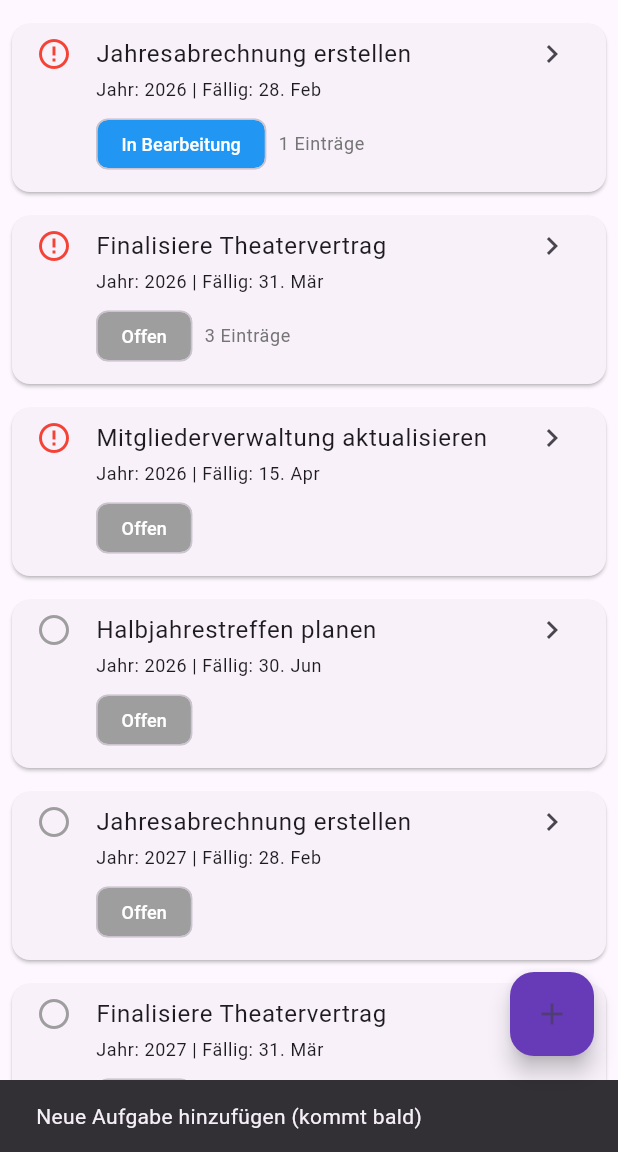
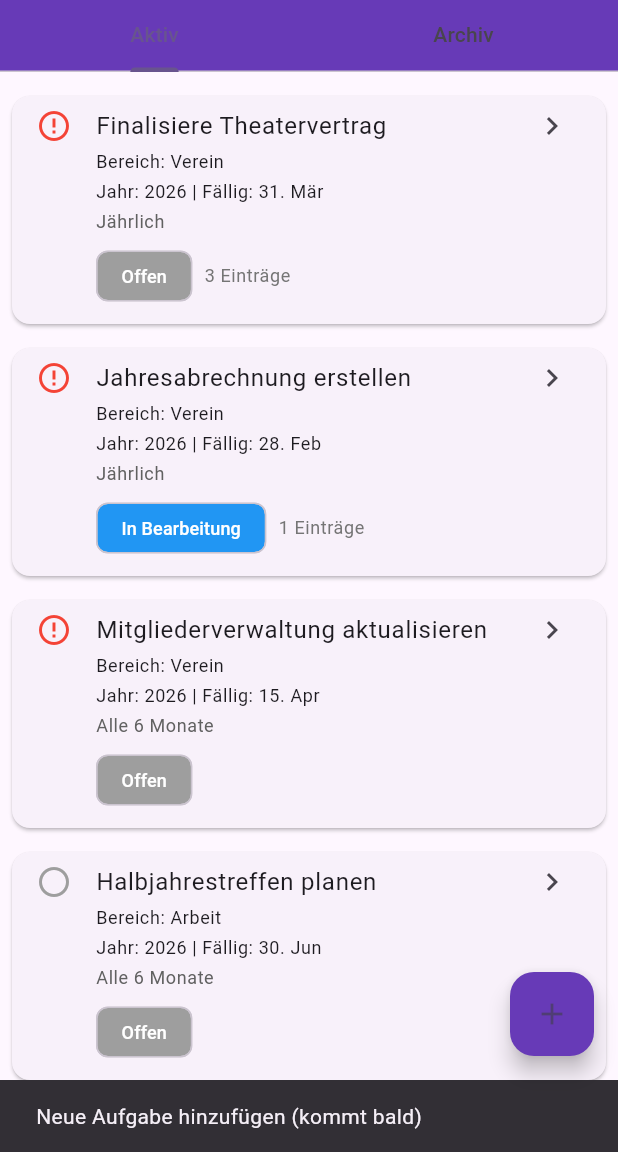
Before and after one commit to ulysses4439/orga_sphere, a Flutter app: the screen it shows after launch, after a tap on the "add" icon, on a phone screen of 412 x 824 dp, the part 84-1236 px from its top. Run offline on Flutter 3.47's test engine with Material 3 defaults, Android fonts, the phone set to English and light mode, and no system bars.

Commit message:
feat: support flexible recurrence, one-time tasks, domains and archive view

```diff
--- a/lib/models/models.dart
+++ b/lib/models/models.dart
@@ -1,4 +1,6 @@
 export 'task_status.dart';
+export 'task_recurrence.dart';
+export 'task_domain.dart';
 export 'task_template.dart';
 export 'task_log_entry.dart';
 export 'task_instance.dart';
--- /dev/null
+++ b/lib/models/task_domain.dart
@@ -0,0 +1,23 @@
+/// Domain or area for task grouping.
+/// Examples: Verein, Arbeit, Privat.
+class TaskDomain {
+  final String id;
+  final String name;
+  final String description;
+
+  TaskDomain({
+    required this.id,
+    required this.name,
+    required this.description,
+  });
+
+  @override
+  bool operator ==(Object other) =>
+      identical(this, other) ||
+      other is TaskDomain &&
+          runtimeType == other.runtimeType &&
+          id == other.id;
+
+  @override
+  int get hashCode => id.hashCode;
+}
--- a/lib/models/task_instance.dart
+++ b/lib/models/task_instance.dart
@@ -1,17 +1,16 @@
 import 'task_status.dart';
 import 'task_log_entry.dart';
 
-/// A specific instance of a recurring task
-/// Represents one year's "capsule" of a task template
+/// A specific instance of a task.
+/// Contains a single occurrence with due date and timeline.
 class TaskInstance {
   final String id;
   final String templateId;
-  final int year;
+  final String domainId;
   final String title;
   final String description;
-  final int startMonth;
-  final int dueDay;
-  final int dueMonth;
+  final DateTime startDate;
+  final DateTime dueDate;
 
   TaskStatus status;
   final DateTime createdAt;
@@ -23,32 +22,27 @@ class TaskInstance {
   TaskInstance({
     required this.id,
     required this.templateId,
-    required this.year,
+    required this.domainId,
     required this.title,
     required this.description,
-    required this.startMonth,
-    required this.dueDay,
-    required this.dueMonth,
+    required this.startDate,
+    required this.dueDate,
     this.status = TaskStatus.open,
     required this.createdAt,
     this.completedAt,
     List<TaskLogEntry>? logEntries,
   }) : logEntries = logEntries ?? [];
 
-  /// Calculate the due date for this instance
-  DateTime getDueDate() {
-    return DateTime(year, dueMonth, dueDay);
-  }
+  int get year => dueDate.year;
 
   /// Check if this task is overdue
   bool get isOverdue {
     if (status == TaskStatus.done) return false;
-    return DateTime.now().isAfter(getDueDate());
+    return DateTime.now().isAfter(dueDate);
   }
 
   /// Check if this task is upcoming (within next 30 days)
   bool get isUpcoming {
-    final dueDate = getDueDate();
     final now = DateTime.now();
     final inThirtyDays = now.add(const Duration(days: 30));
     return !isOverdue && dueDate.isBefore(inThirtyDays);
@@ -70,12 +64,11 @@ class TaskInstance {
   TaskInstance copyWith({
     String? id,
     String? templateId,
-    int? year,
+    String? domainId,
     String? title,
     String? description,
-    int? startMonth,
-    int? dueDay,
-    int? dueMonth,
+    DateTime? startDate,
+    DateTime? dueDate,
     TaskStatus? status,
     DateTime? createdAt,
     DateTime? completedAt,
@@ -84,12 +77,11 @@ class TaskInstance {
     return TaskInstance(
       id: id ?? this.id,
       templateId: templateId ?? this.templateId,
-      year: year ?? this.year,
+      domainId: domainId ?? this.domainId,
       title: title ?? this.title,
       description: description ?? this.description,
-      startMonth: startMonth ?? this.startMonth,
-      dueDay: dueDay ?? this.dueDay,
-      dueMonth: dueMonth ?? this.dueMonth,
+      startDate: startDate ?? this.startDate,
+      dueDate: dueDate ?? this.dueDate,
       status: status ?? this.status,
       createdAt: createdAt ?? this.createdAt,
       completedAt: completedAt ?? this.completedAt,
--- /dev/null
+++ b/lib/models/task_recurrence.dart
@@ -0,0 +1,52 @@
+/// Supported recurrence frequencies for tasks.
+enum RecurrenceFrequency {
+  none,
+  daily,
+  weekly,
+  monthly,
+  yearly,
+}
+
+/// Pattern representing a task recurrence interval.
+class RecurrencePattern {
+  final RecurrenceFrequency frequency;
+  final int interval;
+
+  const RecurrencePattern({
+    required this.frequency,
+    this.interval = 1,
+  }) : assert(interval >= 1, 'Interval must be at least 1');
+
+  bool get isRecurring => frequency != RecurrenceFrequency.none;
+
+  String get germanLabel {
+    switch (frequency) {
+      case RecurrenceFrequency.none:
+        return 'Einmalig';
+      case RecurrenceFrequency.daily:
+        return interval == 1 ? 'Täglich' : 'Alle $interval Tage';
+      case RecurrenceFrequency.weekly:
+        return interval == 1 ? 'Wöchentlich' : 'Alle $interval Wochen';
+      case RecurrenceFrequency.monthly:
+        return interval == 1 ? 'Monatlich' : 'Alle $interval Monate';
+      case RecurrenceFrequency.yearly:
+        return interval == 1 ? 'Jährlich' : 'Alle $interval Jahre';
+    }
+  }
+
+  /// Compute the next DateTime based on this recurrence pattern.
+  DateTime nextDate(DateTime current) {
+    switch (frequency) {
+      case RecurrenceFrequency.none:
+        return current;
+      case RecurrenceFrequency.daily:
+        return current.add(Duration(days: interval));
+      case RecurrenceFrequency.weekly:
+        return current.add(Duration(days: 7 * interval));
+      case RecurrenceFrequency.monthly:
+        return DateTime(current.year, current.month + interval, current.day);
+      case RecurrenceFrequency.yearly:
+        return DateTime(current.year + interval, current.month, current.day);
+    }
+  }
+}
--- a/lib/models/task_template.dart
+++ b/lib/models/task_template.dart
@@ -1,51 +1,56 @@
-/// Template for a recurring task
-/// Defines the structure and rules for yearly recurring tasks
+import 'task_recurrence.dart';
+
+/// Template for a task.
+/// Supports domains, one-time tasks and flexible recurrence rhythms.
 class TaskTemplate {
   final String id;
+  final String domainId;
   final String title;
   final String description;
 
-  /// Month when the task becomes relevant (1-12)
-  final int startMonth;
+  /// Date when the task becomes relevant.
+  final DateTime startDate;
 
-  /// Day of the due date (1-31)
-  final int dueDay;
+  /// Due date for the task item.
+  final DateTime dueDate;
 
-  /// Month of the due date (1-12)
-  final int dueMonth;
+  final RecurrencePattern recurrence;
 
-  /// Timestamp when this template was created
+  /// Timestamp when this template was created.
   final DateTime createdAt;
 
   TaskTemplate({
     required this.id,
+    required this.domainId,
     required this.title,
     required this.description,
-    required this.startMonth,
-    required this.dueDay,
-    required this.dueMonth,
+    required this.startDate,
+    required this.dueDate,
+    required this.recurrence,
     required this.createdAt,
-  }) : assert(startMonth >= 1 && startMonth <= 12),
-       assert(dueDay >= 1 && dueDay <= 31),
-       assert(dueMonth >= 1 && dueMonth <= 12);
+  }) : assert(startDate.isBefore(dueDate) || startDate.isAtSameMomentAs(dueDate));
 
-  /// Create a copy with modified fields
+  bool get isOneTime => recurrence.frequency == RecurrenceFrequency.none;
+
+  /// Create a copy with modified fields.
   TaskTemplate copyWith({
     String? id,
+    String? domainId,
     String? title,
     String? description,
-    int? startMonth,
-    int? dueDay,
-    int? dueMonth,
+    DateTime? startDate,
+    DateTime? dueDate,
+    RecurrencePattern? recurrence,
     DateTime? createdAt,
   }) {
     return TaskTemplate(
       id: id ?? this.id,
+      domainId: domainId ?? this.domainId,
       title: title ?? this.title,
       description: description ?? this.description,
-      startMonth: startMonth ?? this.startMonth,
-      dueDay: dueDay ?? this.dueDay,
-      dueMonth: dueMonth ?? this.dueMonth,
+      startDate: startDate ?? this.startDate,
+      dueDate: dueDate ?? this.dueDate,
+      recurrence: recurrence ?? this.recurrence,
       createdAt: createdAt ?? this.createdAt,
     );
   }
--- a/lib/screens/task_detail_screen.dart
+++ b/lib/screens/task_detail_screen.dart
@@ -57,13 +57,17 @@ class _TaskDetailScreenState extends State<TaskDetailScreen> {
   }
 
   void _markAsDone() {
+    final template = _task != null ? _taskService.getTemplateById(_task!.templateId) : null;
+    final isRecurring = template?.recurrence.isRecurring ?? false;
+    final confirmationText = isRecurring
+        ? 'Dies markiert die Aufgabe als abgeschlossen und erstellt automatisch eine neue Wiederholung.'
+        : 'Dies markiert die Aufgabe als abgeschlossen. Es wird keine neue Aufgabe erstellt.';
+
     showDialog(
       context: context,
       builder: (context) => AlertDialog(
         title: const Text('Aufgabe als fertig markieren?'),
-        content: Text(
-          'Dies markiert die Aufgabe als abgeschlossen und erstellt automatisch eine neue Instanz für ${_task!.year + 1}.',
-        ),
+        content: Text(confirmationText),
         actions: [
           TextButton(
             onPressed: () => Navigator.pop(context),
@@ -97,7 +101,10 @@ class _TaskDetailScreenState extends State<TaskDetailScreen> {
     }
 
     final task = _task!;
-    final dueDate = task.getDueDate();
+    final dueDate = task.dueDate;
+    final domain = _taskService.getDomainById(task.domainId);
+    final template = _taskService.getTemplateById(task.templateId);
+    final recurrenceLabel = template?.recurrence.germanLabel ?? 'Einmalig';
 
     return Scaffold(
       appBar: AppBar(
@@ -111,7 +118,7 @@ class _TaskDetailScreenState extends State<TaskDetailScreen> {
             // Task header with title and year
             Container(
               padding: const EdgeInsets.all(16),
-              color: Colors.deepPurple.withOpacity(0.1),
+              color: const Color.fromRGBO(94, 53, 177, 0.1),
               child: Column(
                 crossAxisAlignment: CrossAxisAlignment.start,
                 children: [
@@ -147,9 +154,13 @@ class _TaskDetailScreenState extends State<TaskDetailScreen> {
                 children: [
                   _buildInfoSection('Beschreibung', task.description),
                   const SizedBox(height: 16),
+                  _buildInfoRow('Bereich', domain?.name ?? 'Allgemein'),
+                  const SizedBox(height: 8),
+                  _buildInfoRow('Wiederholung', recurrenceLabel),
+                  const SizedBox(height: 8),
                   _buildInfoRow('Fällig am', '${dueDate.day}. ${_monthName(dueDate.month)} ${dueDate.year}'),
                   const SizedBox(height: 8),
-                  _buildInfoRow('Startmonat', _monthName(task.startMonth)),
+                  _buildInfoRow('Startdatum', '${task.startDate.day}. ${_monthName(task.startDate.month)} ${task.startDate.year}'),
                   const SizedBox(height: 8),
                   _buildInfoRow('Erstellt am', '${task.createdAt.day}. ${_monthName(task.createdAt.month)} ${task.createdAt.year}'),
                   if (task.completedAt != null) ...[
--- a/lib/screens/task_list_screen.dart
+++ b/lib/screens/task_list_screen.dart
@@ -16,16 +16,45 @@ class _TaskListScreenState extends State<TaskListScreen> {
 
   @override
   Widget build(BuildContext context) {
-    final tasks = _taskService.getInstancesSorted();
+    final activeTasks = _taskService.getActiveInstances();
+    final archivedTasks = _taskService.getArchivedInstances();
 
-    return Scaffold(
+    return DefaultTabController(
+      length: 2,
+      child: Scaffold(
         appBar: AppBar(
           title: const Text('OrgaSphere'),
           elevation: 0,
           backgroundColor: Colors.deepPurple,
+          bottom: const TabBar(
+            tabs: [
+              Tab(text: 'Aktiv'),
+              Tab(text: 'Archiv'),
+            ],
           ),
-      body: tasks.isEmpty
-          ? Center(
+        ),
+        body: TabBarView(
+          children: [
+            _buildTaskList(activeTasks, 'Keine aktiven Aufgaben vorhanden'),
+            _buildTaskList(archivedTasks, 'Keine archivierten Aufgaben vorhanden'),
+          ],
+        ),
+        floatingActionButton: FloatingActionButton(
+          onPressed: () {
+            ScaffoldMessenger.of(context).showSnackBar(
+              const SnackBar(content: Text('Neue Aufgabe hinzufügen (kommt bald)')),
+            );
+          },
+          backgroundColor: Colors.deepPurple,
+          child: const Icon(Icons.add),
+        ),
+      ),
+    );
+  }
+
+  Widget _buildTaskList(List<TaskInstance> tasks, String emptyMessage) {
+    if (tasks.isEmpty) {
+      return Center(
         child: Column(
           mainAxisAlignment: MainAxisAlignment.center,
           children: [
@@ -36,34 +65,32 @@ class _TaskListScreenState extends State<TaskListScreen> {
             ),
             const SizedBox(height: 16),
             Text(
-                    'Keine Aufgaben vorhanden',
+              emptyMessage,
               style: Theme.of(context).textTheme.titleLarge,
             ),
           ],
         ),
-            )
-          : ListView.builder(
+      );
+    }
+
+    return ListView.builder(
       padding: const EdgeInsets.all(8),
       itemCount: tasks.length,
       itemBuilder: (context, index) {
         final task = tasks[index];
+        final template = _taskService.getTemplateById(task.templateId);
+        final recurrenceLabel = template?.recurrence.germanLabel ?? 'Unbekannt';
+        final domainName = _taskService.getDomainById(task.domainId)?.name ?? 'Allgemein';
+
         return _TaskListItem(
           task: task,
+          domainName: domainName,
+          recurrenceLabel: recurrenceLabel,
           onTap: () {
             Navigator.of(context).pushNamed('/task-detail', arguments: task.id);
           },
         );
       },
-            ),
-      floatingActionButton: FloatingActionButton(
-        onPressed: () {
-          ScaffoldMessenger.of(context).showSnackBar(
-            const SnackBar(content: Text('Neue Aufgabe hinzufügen (kommt bald)')),
-          );
-        },
-        backgroundColor: Colors.deepPurple,
-        child: const Icon(Icons.add),
-      ),
     );
   }
 }
@@ -71,16 +98,20 @@ class _TaskListScreenState extends State<TaskListScreen> {
 /// Individual task list item widget
 class _TaskListItem extends StatelessWidget {
   final TaskInstance task;
+  final String domainName;
+  final String recurrenceLabel;
   final VoidCallback onTap;
 
   const _TaskListItem({
     required this.task,
+    required this.domainName,
+    required this.recurrenceLabel,
     required this.onTap,
   });
 
   @override
   Widget build(BuildContext context) {
-    final dueDate = task.getDueDate();
+    final dueDate = task.dueDate;
     final isOverdue = task.isOverdue;
     final isUpcoming = task.isUpcoming;
 
@@ -110,8 +141,20 @@ class _TaskListItem extends StatelessWidget {
           children: [
             const SizedBox(height: 4),
             Text(
+              'Bereich: $domainName',
+              style: Theme.of(context).textTheme.bodySmall,
+            ),
+            const SizedBox(height: 4),
+            Text(
               'Jahr: ${task.year} | Fällig: ${dueDate.day}. ${_monthName(dueDate.month)}',
               style: Theme.of(context).textTheme.bodySmall,
+            ),
+            const SizedBox(height: 4),
+            Text(
+              recurrenceLabel,
+              style: Theme.of(context).textTheme.bodySmall?.copyWith(
+                    color: Colors.grey[700],
+                  ),
             ),
             const SizedBox(height: 4),
             Row(
--- a/lib/services/task_service.dart
+++ b/lib/services/task_service.dart
@@ -1,15 +1,18 @@
 import 'package:uuid/uuid.dart';
 import '../models/models.dart';
 
-/// Service for managing task templates and instances
-/// Handles business logic like creating instances and auto-generation
+/// Service for managing task domains, templates and instances.
+/// Supports flexible recurrence, one-time tasks, and an archive of completed work.
 class TaskService {
   static final TaskService _instance = TaskService._internal();
 
-  /// Templates that define recurring tasks
+  /// Domains that group tasks.
+  final List<TaskDomain> _domains = [];
+
+  /// Templates that define tasks.
   final List<TaskTemplate> _templates = [];
 
-  /// Instances (year-specific task capsules)
+  /// Task instances, including completed archive items.
   final List<TaskInstance> _instances = [];
 
   TaskService._internal() {
@@ -22,70 +25,111 @@ class TaskService {
 
   /// Initialize with mock data
   void _initializeMockData() {
-    // Clear any existing data
+    _domains.clear();
     _templates.clear();
     _instances.clear();
 
-    // Create sample templates
+    final domainClub = TaskDomain(
+      id: 'domain-club',
+      name: 'Verein',
+      description: 'Aufgaben rund um den Vereinsbetrieb',
+    );
+
+    final domainWork = TaskDomain(
+      id: 'domain-work',
+      name: 'Arbeit',
+      description: 'Team- und Projektaufgaben aus dem Job',
+    );
+
+    final domainPrivate = TaskDomain(
+      id: 'domain-private',
+      name: 'Privat',
+      description: 'Persönliche Aufgaben und Dokumentationsaufgaben',
+    );
+
+    _domains.addAll([domainClub, domainWork, domainPrivate]);
+
     final template1 = TaskTemplate(
       id: 'template-1',
+      domainId: domainClub.id,
       title: 'Finalisiere Theatervertrag',
       description:
           'Überprüfe und aktualisiere den jährlichen Theatervertrag mit der lokalen Bühne.',
-      startMonth: 1,
-      dueDay: 31,
-      dueMonth: 3,
+      startDate: DateTime(2026, 1, 1),
+      dueDate: DateTime(2026, 3, 31),
+      recurrence: const RecurrencePattern(
+        frequency: RecurrenceFrequency.yearly,
+      ),
       createdAt: DateTime(2024, 1, 15),
     );
 
     final template2 = TaskTemplate(
       id: 'template-2',
+      domainId: domainClub.id,
       title: 'Jahresabrechnung erstellen',
       description:
           'Erstelle die finanzielle Jahresabrechnung und bereite den Bericht vor.',
-      startMonth: 1,
-      dueDay: 28,
-      dueMonth: 2,
+      startDate: DateTime(2026, 1, 1),
+      dueDate: DateTime(2026, 2, 28),
+      recurrence: const RecurrencePattern(
+        frequency: RecurrenceFrequency.yearly,
+      ),
       createdAt: DateTime(2024, 1, 20),
     );
 
     final template3 = TaskTemplate(
       id: 'template-3',
+      domainId: domainClub.id,
       title: 'Mitgliederverwaltung aktualisieren',
       description:
           'Aktualisiere die Kontaktdaten aller aktiven Mitglieder und überprüfe Zugehörigkeiten.',
-      startMonth: 3,
-      dueDay: 15,
-      dueMonth: 4,
+      startDate: DateTime(2026, 3, 1),
+      dueDate: DateTime(2026, 4, 15),
+      recurrence: const RecurrencePattern(
+        frequency: RecurrenceFrequency.monthly,
+        interval: 6,
+      ),
       createdAt: DateTime(2024, 1, 10),
     );
 
     final template4 = TaskTemplate(
       id: 'template-4',
+      domainId: domainWork.id,
       title: 'Halbjahrestreffen planen',
       description:
           'Organisiere das halbjährliche Team-Treffen und versende Einladungen.',
-      startMonth: 6,
-      dueDay: 30,
-      dueMonth: 6,
+      startDate: DateTime(2026, 6, 1),
+      dueDate: DateTime(2026, 6, 30),
+      recurrence: const RecurrencePattern(
+        frequency: RecurrenceFrequency.monthly,
+        interval: 6,
+      ),
       createdAt: DateTime(2024, 1, 25),
     );
 
-    _templates.addAll([template1, template2, template3, template4]);
+    final template5 = TaskTemplate(
+      id: 'template-5',
+      domainId: domainPrivate.id,
+      title: 'Einmalige Hausübung erledigen',
+      description: 'Bereite die Präsentation für den privaten Workshop vor.',
+      startDate: DateTime(2026, 5, 1),
+      dueDate: DateTime(2026, 5, 15),
+      recurrence: const RecurrencePattern(
+        frequency: RecurrenceFrequency.none,
+      ),
+      createdAt: DateTime(2026, 4, 20),
+    );
 
-    // Create instances for 2026
-    _createInstancesForTemplate(template1, 2026);
-    _createInstancesForTemplate(template2, 2026);
-    _createInstancesForTemplate(template3, 2026);
-    _createInstancesForTemplate(template4, 2026);
+    _templates.addAll([template1, template2, template3, template4, template5]);
 
-    // Create instances for 2027
-    _createInstancesForTemplate(template1, 2027);
-    _createInstancesForTemplate(template2, 2027);
+    _createInstanceForTemplate(template1);
+    _createInstanceForTemplate(template2);
+    _createInstanceForTemplate(template3);
+    _createInstanceForTemplate(template4);
+    _createInstanceForTemplate(template5);
 
-    // Add some sample log entries to demonstrate the timeline
     final instance1 = _instances.firstWhere(
-      (i) => i.templateId == 'template-1' && i.year == 2026,
+      (i) => i.templateId == 'template-1' && i.dueDate.year == 2026,
     );
 
     instance1.addLogEntry(TaskLogEntry(
@@ -109,9 +153,8 @@ class TaskService {
       text: 'Vertrag mit Anmerkungen weitergeleitet',
     ));
 
-    // Add log entry to another task
     final instance2 = _instances.firstWhere(
-      (i) => i.templateId == 'template-2' && i.year == 2026,
+      (i) => i.templateId == 'template-2' && i.dueDate.year == 2026,
     );
 
     instance2.status = TaskStatus.inProgress;
@@ -123,56 +166,74 @@ class TaskService {
     ));
   }
 
-  /// Create an instance from a template for a specific year
-  void _createInstancesForTemplate(TaskTemplate template, int year) {
+  void _createInstanceForTemplate(TaskTemplate template) {
     final instance = TaskInstance(
-      id: 'instance-${template.id}-$year',
+      id: 'instance-${template.id}-${template.dueDate.toIso8601String()}',
       templateId: template.id,
-      year: year,
+      domainId: template.domainId,
       title: template.title,
       description: template.description,
-      startMonth: template.startMonth,
-      dueDay: template.dueDay,
-      dueMonth: template.dueMonth,
+      startDate: template.startDate,
+      dueDate: template.dueDate,
       createdAt: DateTime.now(),
     );
     _instances.add(instance);
   }
 
-  /// Get all templates
+  List<TaskDomain> getDomains() => List.unmodifiable(_domains);
   List<TaskTemplate> getTemplates() => List.unmodifiable(_templates);
+  TaskTemplate? getTemplateById(String id) {
+    try {
+      return _templates.firstWhere((t) => t.id == id);
+    } catch (_) {
+      return null;
+    }
+  }
 
-  /// Get all instances
   List<TaskInstance> getInstances() => List.unmodifiable(_instances);
 
-  /// Get instances for a specific year
-  List<TaskInstance> getInstancesByYear(int year) {
-    return _instances.where((i) => i.year == year).toList();
+  List<TaskInstance> getActiveInstances() {
+    return _instances.where((i) => i.status != TaskStatus.done).toList();
   }
 
-  /// Get instances sorted by due date (with overdue/upcoming first)
-  List<TaskInstance> getInstancesSorted() {
+  List<TaskInstance> getArchivedInstances() {
+    return _instances.where((i) => i.status == TaskStatus.done).toList();
+  }
+
+  List<TaskInstance> getInstancesByDomain(String domainId) {
+    return _instances.where((i) => i.domainId == domainId).toList();
+  }
+
+  List<TaskInstance> getInstancesSorted({bool includeDone = true}) {
     final sorted = List<TaskInstance>.from(_instances);
     sorted.sort((a, b) {
-      // Completed tasks go to the bottom
+      if (!includeDone) {
+        if (a.status == TaskStatus.done && b.status != TaskStatus.done) return 1;
+        if (a.status != TaskStatus.done && b.status == TaskStatus.done) return -1;
+      }
+
       if (a.status == TaskStatus.done && b.status != TaskStatus.done) return 1;
       if (a.status != TaskStatus.done && b.status == TaskStatus.done) return -1;
 
-      // Overdue tasks first
       if (a.isOverdue && !b.isOverdue) return -1;
       if (!a.isOverdue && b.isOverdue) return 1;
 
-      // Then upcoming tasks
       if (a.isUpcoming && !b.isUpcoming) return -1;
       if (!a.isUpcoming && b.isUpcoming) return 1;
 
-      // Then sort by due date
-      return a.getDueDate().compareTo(b.getDueDate());
+      return a.dueDate.compareTo(b.dueDate);
     });
     return sorted;
   }
 
-  /// Get a specific instance by ID
+  TaskDomain? getDomainById(String id) {
+    try {
+      return _domains.firstWhere((d) => d.id == id);
+    } catch (_) {
+      return null;
+    }
+  }
+
   TaskInstance? getInstanceById(String id) {
     try {
       return _instances.firstWhere((i) => i.id == id);
@@ -181,7 +242,6 @@ class TaskService {
     }
   }
 
-  /// Update an instance
   void updateInstance(TaskInstance instance) {
     final index = _instances.indexWhere((i) => i.id == instance.id);
     if (index >= 0) {
@@ -189,23 +249,31 @@ class TaskService {
     }
   }
 
-  /// Mark an instance as done and auto-create next year's instance
   void markAsDone(String instanceId) {
     final instance = getInstanceById(instanceId);
     if (instance != null && instance.status != TaskStatus.done) {
       instance.markAsDone();
+      updateInstance(instance);
 
-      // Auto-create next year's instance
-      final template = _templates.firstWhere(
-        (t) => t.id == instance.templateId,
-      );
-      _createInstancesForTemplate(template, instance.year + 1);
-
-      updateInstance(instance);
+      final template = _templates.firstWhere((t) => t.id == instance.templateId);
+      if (template.recurrence.isRecurring) {
+        final newStartDate = template.recurrence.nextDate(instance.startDate);
+        final newDueDate = template.recurrence.nextDate(instance.dueDate);
+        final nextInstance = TaskInstance(
+          id: 'instance-${template.id}-${newDueDate.toIso8601String()}',
+          templateId: template.id,
+          domainId: template.domainId,
+          title: template.title,
+          description: template.description,
+          startDate: newStartDate,
+          dueDate: newDueDate,
+          createdAt: DateTime.now(),
+        );
+        _instances.add(nextInstance);
+      }
     }
   }
 
-  /// Add a log entry to an instance
   void addLogEntry(String instanceId, String user, String text) {
     final instance = getInstanceById(instanceId);
     if (instance != null) {
@@ -219,8 +287,8 @@ class TaskService {
     }
   }
 
-  /// Reset all data (useful for testing)
   void reset() {
+    _domains.clear();
     _templates.clear();
     _instances.clear();
     _initializeMockData();
```
Also changed, not shown: 1 other file. Lines whose indentation alone changed are shown as unchanged.
